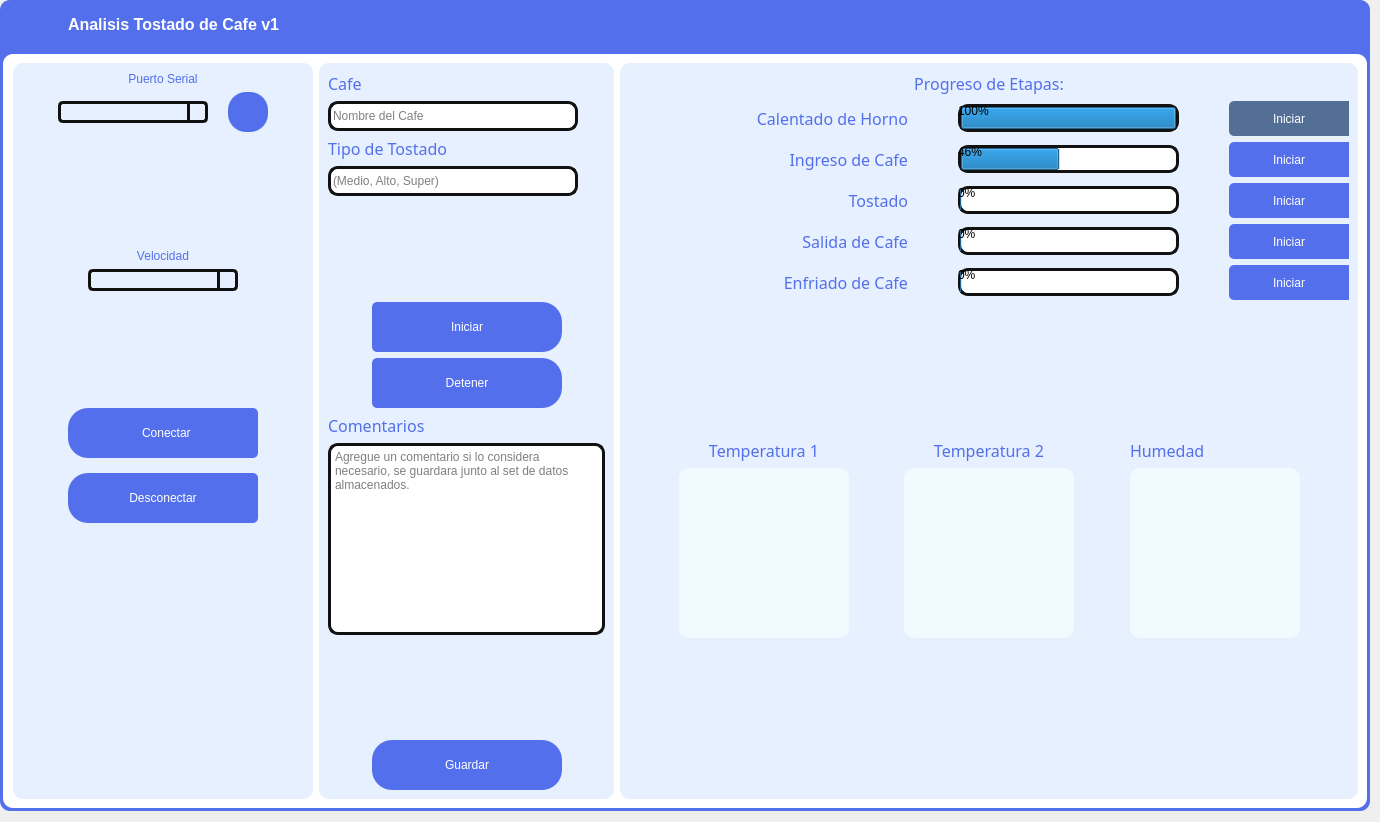
The window that desktop-app/GUI-2.ui (Fenix-LAB/web-app-2-esp32) describes before a commit, drawn with Qt 5.
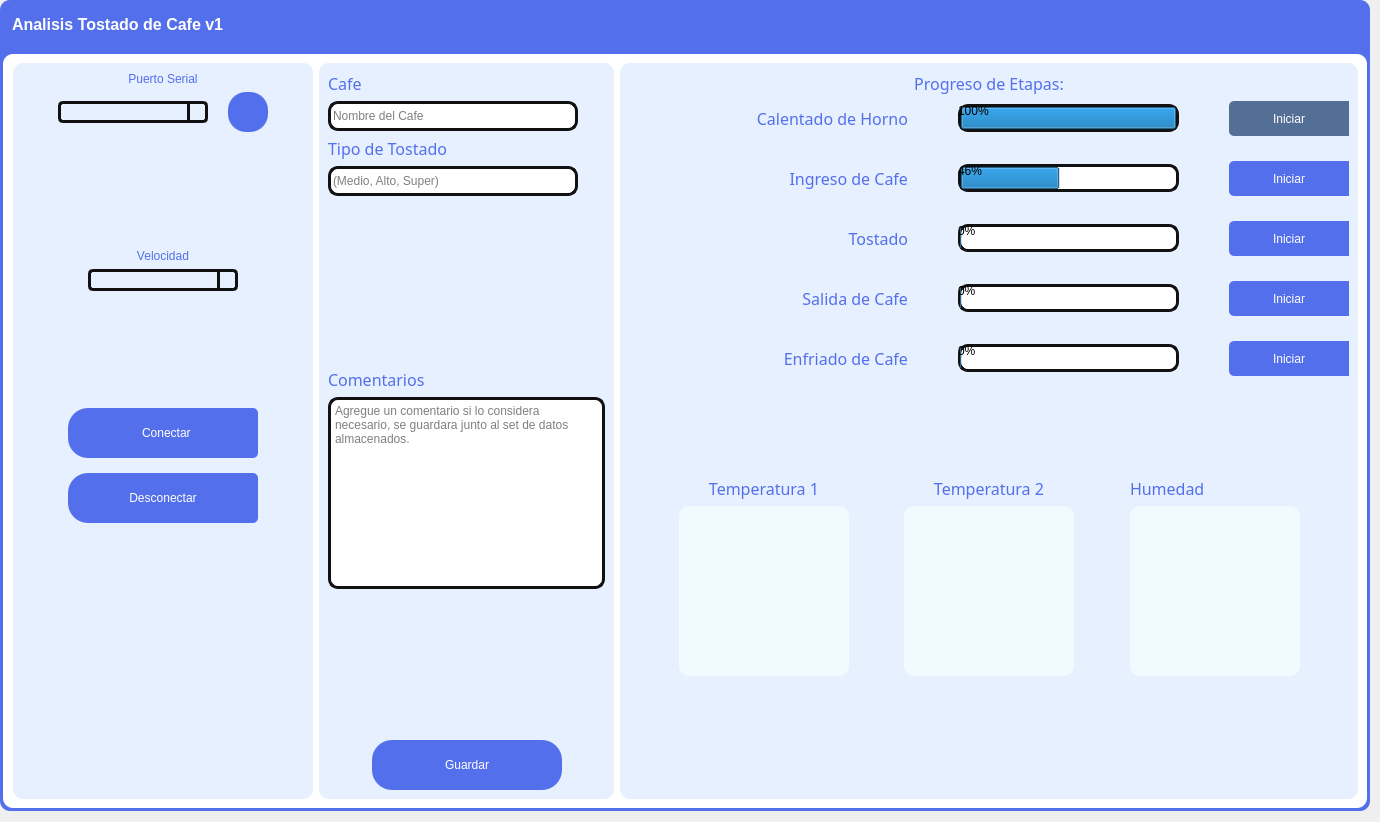
The same window after the commit. Icons and pictures are not drawn.

Commit message: refactor app.py and GUI-2.ui to comment out unused menu button functionality and clean up widget definitions

Diff of the .ui file:
```diff
--- a/desktop-app/GUI-2.ui
+++ b/desktop-app/GUI-2.ui
@@ -84,41 +84,6 @@
         <enum>QFrame::Raised</enum>
        </property>
        <layout class="QHBoxLayout" name="horizontalLayout_2">
-        <item>
-         <widget class="QPushButton" name="btn_menu">
-          <property name="minimumSize">
-           <size>
-            <width>50</width>
-            <height>36</height>
-           </size>
-          </property>
-          <property name="maximumSize">
-           <size>
-            <width>50</width>
-            <height>36</height>
-           </size>
-          </property>
-          <property name="styleSheet">
-           <string notr="true">QPushButton:hover{
-background-color: rgb(39,74,233);
-border-radius: 5px
-}</string>
-          </property>
-          <property name="text">
-           <string/>
-          </property>
-          <property name="icon">
-           <iconset>
-            <normaloff>icons/menu.svg</normaloff>icons/menu.svg</iconset>
-          </property>
-          <property name="iconSize">
-           <size>
-            <width>36</width>
-            <height>36</height>
-           </size>
-          </property>
-         </widget>
-        </item>
         <item>
          <widget class="QLabel" name="label_3">
           <property name="font">
@@ -988,100 +953,7 @@
                         </spacer>
                        </item>
                        <item>
-                        <layout class="QVBoxLayout" name="verticalLayout_16">
-                         <item>
-                          <widget class="QPushButton" name="btn_iniciar">
-                           <property name="minimumSize">
-                            <size>
-                             <width>190</width>
-                             <height>50</height>
-                            </size>
-                           </property>
-                           <property name="maximumSize">
-                            <size>
-                             <width>190</width>
-                             <height>50</height>
-                            </size>
-                           </property>
-                           <property name="styleSheet">
-                            <string notr="true">QPushButton{
-background-color: rgb(84,111,236);
-border-top-left-radius:5px;
-border-bottom-left-radius:5px;
-border-top-right-radius:20px;
-border-bottom-right-radius:20px;
-color:rgb(255, 255, 255);
-font: 77 12pt &quot;Arial Black&quot;;
-}
-
-QPushButton:hover{
-background-color: rgb(39,74,233);
-border-top-left-radius:5px;
-border-bottom-left-radius:5px;
-color:rgb(255,255,255);
-font: 77 12pt &quot;Arial Black&quot;;
-border-top-right-radius:20px;
-border-bottom-right-radius:20px;
-}</string>
-                           </property>
-                           <property name="text">
-                            <string>Iniciar</string>
-                           </property>
-                           <property name="iconSize">
-                            <size>
-                             <width>30</width>
-                             <height>30</height>
-                            </size>
-                           </property>
-                          </widget>
-                         </item>
-                         <item>
-                          <widget class="QPushButton" name="btn_detener">
-                           <property name="minimumSize">
-                            <size>
-                             <width>190</width>
-                             <height>50</height>
-                            </size>
-                           </property>
-                           <property name="maximumSize">
-                            <size>
-                             <width>190</width>
-                             <height>50</height>
-                            </size>
-                           </property>
-                           <property name="styleSheet">
-                            <string notr="true">QPushButton{
-background-color: rgb(84,111,236);
-border-top-left-radius:5px;
-border-bottom-left-radius:5px;
-border-top-right-radius:20px;
-border-bottom-right-radius:20px;
-color:rgb(255, 255, 255);
-font: 77 12pt &quot;Arial Black&quot;;
-}
-
-QPushButton:hover{
-background-color: rgb(39,74,233);
-border-top-left-radius:5px;
-border-bottom-left-radius:5px;
-color:rgb(255,255,255);
-font: 77 12pt &quot;Arial Black&quot;;
-border-top-right-radius:20px;
-border-bottom-right-radius:20px;
-}</string>
-                           </property>
-                           <property name="text">
-                            <string>Detener</string>
-                           </property>
-                           <property name="iconSize">
-                            <size>
-                             <width>30</width>
-                             <height>30</height>
-                            </size>
-                           </property>
-                          </widget>
-                         </item>
-                        </layout>
+                        <layout class="QVBoxLayout" name="verticalLayout_16"/>
                        </item>
                        <item>
                         <spacer name="horizontalSpacer_17">
@@ -1311,6 +1183,9 @@
                    </item>
                    <item>
                     <layout class="QVBoxLayout" name="verticalLayout_6">
+                     <property name="spacing">
+                      <number>25</number>
+                     </property>
                      <item>
                       <layout class="QHBoxLayout" name="horizontalLayout_7">
                        <property name="spacing">
@@ -2134,7 +2009,7 @@
      </item>
     </layout>
    </widget>
-   <widget class="QWidget" name="">
+   <widget class="QWidget" name="layoutWidget">
     <property name="geometry">
      <rect>
       <x>0</x>
@@ -2145,7 +2020,7 @@
     </property>
     <layout class="QHBoxLayout" name="horizontalLayout_12"/>
    </widget>
-   <widget class="QWidget" name="">
+   <widget class="QWidget" name="layoutWidget">
     <property name="geometry">
      <rect>
       <x>0</x>
@@ -2156,7 +2031,7 @@
     </property>
     <layout class="QVBoxLayout" name="verticalLayout_7"/>
    </widget>
-   <widget class="QWidget" name="">
+   <widget class="QWidget" name="layoutWidget">
     <property name="geometry">
      <rect>
       <x>0</x>
@@ -2167,7 +2042,7 @@
     </property>
     <layout class="QVBoxLayout" name="verticalLayout_8"/>
    </widget>
-   <widget class="QWidget" name="">
+   <widget class="QWidget" name="layoutWidget">
     <property name="geometry">
      <rect>
       <x>0</x>
```
The commit also changes 2 other files.
